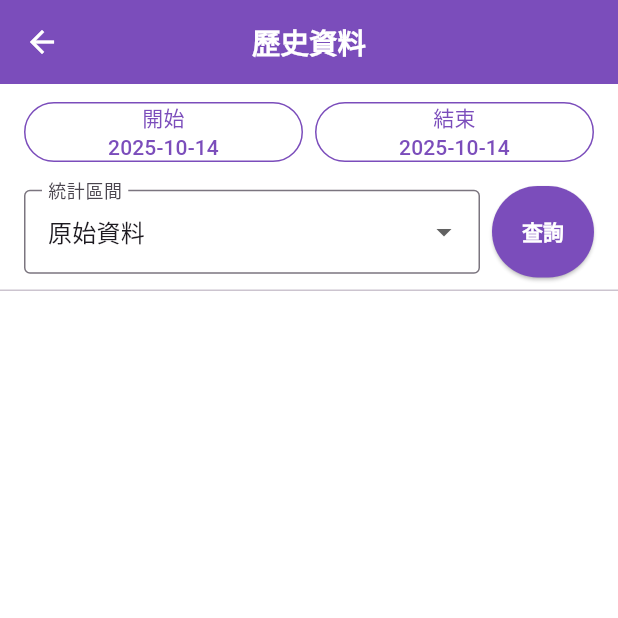
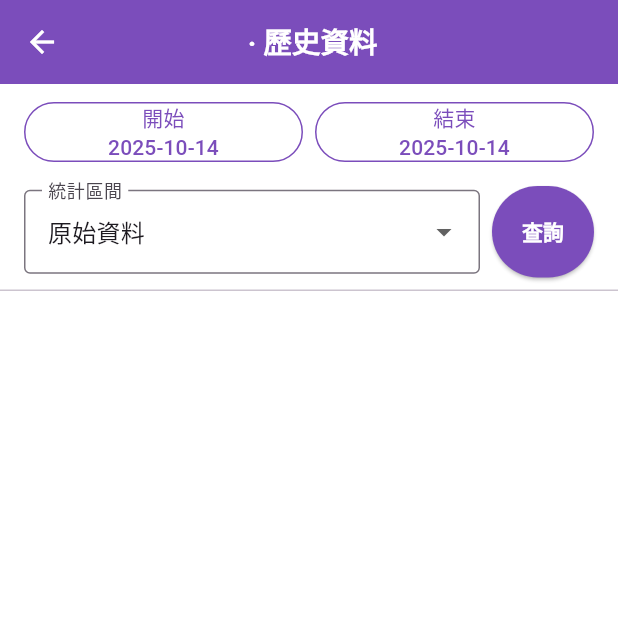
Before and after one commit to s9443112/chcg_iot_app, a Flutter app: the ObservationHistoryPage screen opened directly with empty values, on a phone screen of 412 x 824 dp, the top half of it. Run offline on Flutter 3.47's test engine with Material 3 defaults, Android fonts, the phone set to English and light mode, and no system bars; our stand-ins replace device_info_plus, flutter_dotenv, google_maps_flutter, image_picker, package_info_plus, permission_handler and 3 more; missing offline and left inert: flutter_cached_pdfview, flutter_vlc_player; accounts and stored records are empty; network calls fail; Roboto replaces fonts that are missing (SourceHanSansTW).

Commit message:
add bind

```diff
--- a/lib/core/api_service.dart
+++ b/lib/core/api_service.dart
@@ -276,7 +276,8 @@ class ApiService {
       '?featureEnglishName=$featureEnglishName'
       '&start_time=${DateFormat('yyyy-MM-dd HH:mm:ss').format(startTime)}'
       '&end_time=${DateFormat('yyyy-MM-dd HH:mm:ss').format(endTime)}'
-      '&aggregate=$aggregate',
+      '&aggregate=$aggregate'
+      '&mine=mine',
     );
 
     final response = await http.get(
--- a/lib/pages/home_tabs/dashboard.dart
+++ b/lib/pages/home_tabs/dashboard.dart
@@ -880,6 +880,7 @@ class _DashboardPageState extends State<DashboardPage> {
               deviceUUID: obs['deviceUUID'],
               featureEnglishName: obs['featureEnglishName'],
               serialId: obs['serialId'],
+              alias: obs['alias']
             ),
       ),
     );
--- a/lib/pages/home_tabs/observationhistory.dart
+++ b/lib/pages/home_tabs/observationhistory.dart
@@ -7,12 +7,14 @@ class ObservationHistoryPage extends StatefulWidget {
   final String deviceUUID;
   final String featureEnglishName;
   final String serialId;
+  final String alias;
 
   const ObservationHistoryPage({
     super.key,
     required this.deviceUUID,
     required this.featureEnglishName,
     required this.serialId,
+    required this.alias,
   });
 
   @override
@@ -192,10 +194,11 @@ class _ObservationHistoryPageState extends State<ObservationHistoryPage> {
 
   @override
   Widget build(BuildContext context) {
+    final alias = widget.alias;
     return Scaffold(
       appBar: AppBar(
-        title: const Text(
-          '歷史資料',
+        title: Text(
+          '$alias · 歷史資料',
           style: TextStyle(fontWeight: FontWeight.w700, fontSize: 19),
         ),
         centerTitle: true,
```
Also changed, not shown: lib/pages/home_tabs/guava_page/GuavaObservationPage.dart (+13 -13 lines).
